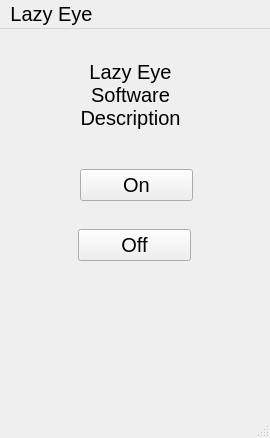
Above: source/Lazy.ui from zamlz/hackucsc-lazyeye before the change. Below: the same form after it.
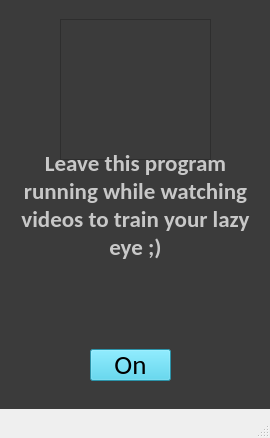
That is the form after the change.

Commit message: added logo changed text removed quit button added bg_color

The edit to the form file:
```diff
--- a/source/Lazy.ui
+++ b/source/Lazy.ui
@@ -38,42 +38,32 @@
    <bool>false</bool>
   </property>
   <widget class="QWidget" name="centralwidget">
-   <widget class="QPushButton" name="off_button">
+   <widget class="QLabel" name="text_label">
     <property name="geometry">
      <rect>
-      <x>78</x>
-      <y>200</y>
-      <width>113</width>
-      <height>32</height>
+      <x>10</x>
+      <y>150</y>
+      <width>251</width>
+      <height>111</height>
      </rect>
     </property>
-    <property name="text">
-     <string>Off</string>
-    </property>
-    <property name="autoDefault">
-     <bool>false</bool>
-    </property>
-    <property name="default">
-     <bool>false</bool>
-    </property>
-    <property name="flat">
-     <bool>false</bool>
-    </property>
-   </widget>
-   <widget class="QLabel" name="label">
-    <property name="geometry">
-     <rect>
-      <x>60</x>
-      <y>30</y>
-      <width>141</width>
-      <height>71</height>
-     </rect>
+    <property name="font">
+     <font>
+      <family>Calibri</family>
+      <pointsize>17</pointsize>
+      <weight>75</weight>
+      <bold>true</bold>
+     </font>
     </property>
     <property name="autoFillBackground">
-     <bool>true</bool>
+     <bool>false</bool>
+    </property>
+    <property name="styleSheet">
+     <string notr="true">background-color: rgba(255, 255, 255, 0);
+color: rgb(200, 200, 200);</string>
     </property>
     <property name="text">
-     <string>Lazy Eye Software Description</string>
+     <string>Leave this program running while watching videos to train your lazy eye ;)</string>
     </property>
     <property name="textFormat">
      <enum>Qt::AutoText</enum>
@@ -85,44 +75,97 @@
      <bool>true</bool>
     </property>
    </widget>
-   <widget class="QPushButton" name="on_button">
+   <widget class="QWidget" name="bg_color" native="true">
     <property name="geometry">
      <rect>
-      <x>80</x>
-      <y>140</y>
-      <width>113</width>
-      <height>32</height>
+      <x>0</x>
+      <y>-1</y>
+      <width>271</width>
+      <height>421</height>
      </rect>
     </property>
-    <property name="text">
-     <string>On</string>
+    <property name="sizePolicy">
+     <sizepolicy hsizetype="Preferred" vsizetype="Preferred">
+      <horstretch>0</horstretch>
+      <verstretch>10</verstretch>
+     </sizepolicy>
     </property>
-    <property name="autoDefault">
-     <bool>false</bool>
+    <property name="font">
+     <font>
+      <pointsize>15</pointsize>
+     </font>
     </property>
-    <property name="default">
+    <property name="autoFillBackground">
      <bool>false</bool>
     </property>
-    <property name="flat">
-     <bool>false</bool>
+    <property name="styleSheet">
+     <string notr="true">background-color: rgb(59, 59, 59);</string>
     </property>
+    <widget class="QFrame" name="logo_frame">
+     <property name="geometry">
+      <rect>
+       <x>60</x>
+       <y>20</y>
+       <width>151</width>
+       <height>141</height>
+      </rect>
+     </property>
+     <property name="frameShape">
+      <enum>QFrame::StyledPanel</enum>
+     </property>
+     <property name="frameShadow">
+      <enum>QFrame::Raised</enum>
+     </property>
+    </widget>
+    <widget class="QPushButton" name="on_off_button">
+     <property name="geometry">
+      <rect>
+       <x>90</x>
+       <y>350</y>
+       <width>81</width>
+       <height>32</height>
+      </rect>
+     </property>
+     <property name="sizePolicy">
+      <sizepolicy hsizetype="Minimum" vsizetype="Fixed">
+       <horstretch>0</horstretch>
+       <verstretch>0</verstretch>
+      </sizepolicy>
+     </property>
+     <property name="baseSize">
+      <size>
+       <width>100</width>
+       <height>100</height>
+      </size>
+     </property>
+     <property name="font">
+      <font>
+       <family>Calibri</family>
+       <pointsize>20</pointsize>
+       <weight>50</weight>
+       <italic>false</italic>
+       <bold>false</bold>
+      </font>
+     </property>
+     <property name="styleSheet">
+      <string notr="true">background-color: rgb(60, 205, 235);</string>
+     </property>
+     <property name="text">
+      <string>On</string>
+     </property>
+     <property name="autoDefault">
+      <bool>false</bool>
+     </property>
+     <property name="default">
+      <bool>false</bool>
+     </property>
+     <property name="flat">
+      <bool>false</bool>
+     </property>
+    </widget>
    </widget>
-  </widget>
-  <widget class="QMenuBar" name="menubar">
-   <property name="geometry">
-    <rect>
-     <x>0</x>
-     <y>0</y>
-     <width>270</width>
-     <height>22</height>
-    </rect>
-   </property>
-   <widget class="QMenu" name="menuLazy_Eye">
-    <property name="title">
-     <string>Lazy Eye</string>
-    </property>
-   </widget>
-   <addaction name="menuLazy_Eye"/>
+   <zorder>bg_color</zorder>
+   <zorder>text_label</zorder>
   </widget>
   <widget class="QStatusBar" name="statusbar"/>
  </widget>
```
Left out of the diff: 52 changed lines with no effect on the pictures. The commit also changes 1 other file.
